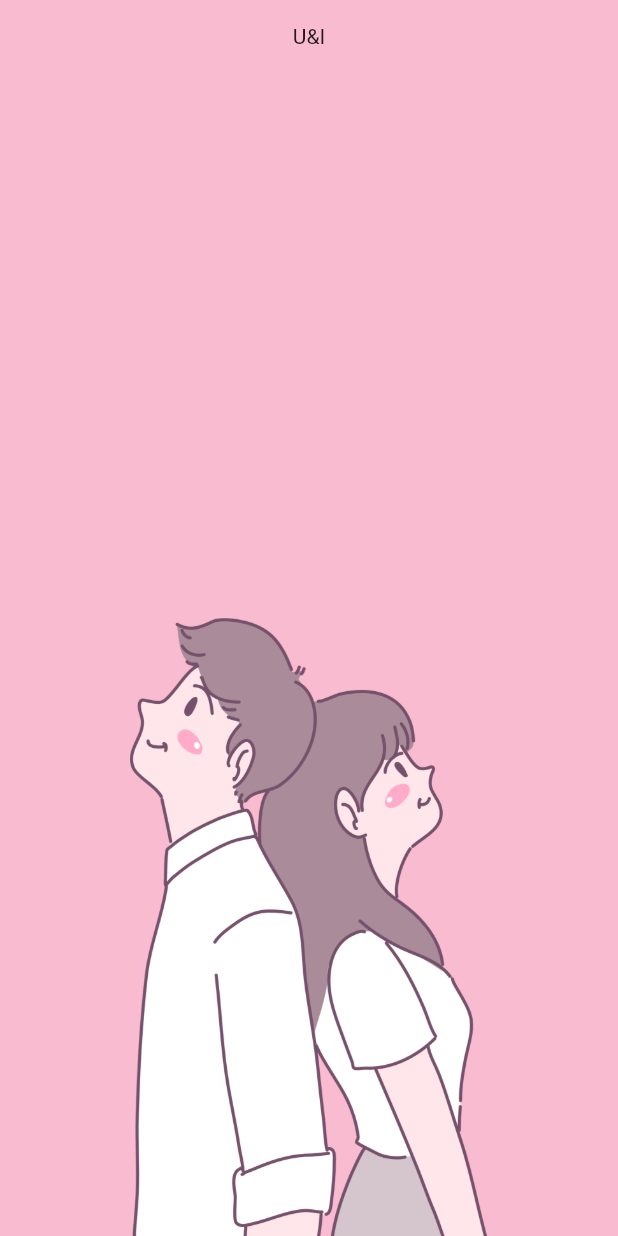
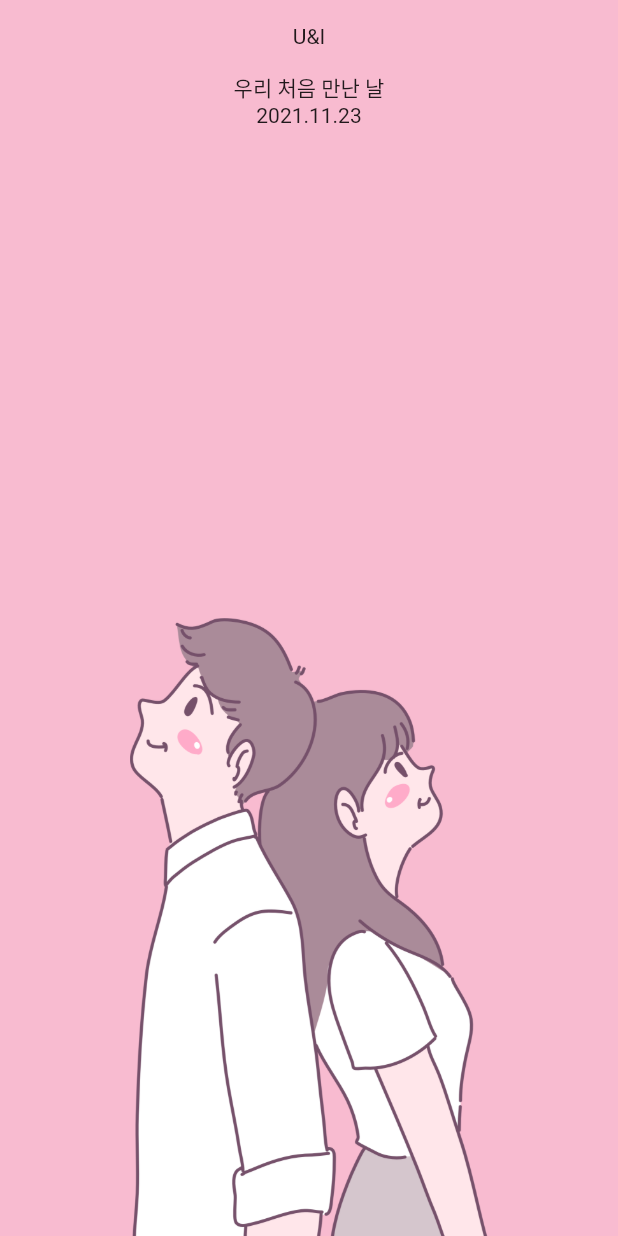
Before and after one commit to chihyeonwon/Loving_Day, a Flutter app: the screen it shows after launch, on a phone screen of 412 x 824 dp. Run offline on Flutter 3.47's test engine with Material 2 defaults, Android fonts, the light colour scheme and no system bars.

Commit message:
임시로 지정한 만난 날짜 텍스트 추가

```diff
--- a/lib/home_screen.dart
+++ b/lib/home_screen.dart
@@ -38,6 +38,15 @@ class _DDay extends StatelessWidget {
         ),
         Text(
           'U&I',
+        ),
+        const SizedBox(
+          height:16.0,
+        ),
+        Text(
+          '우리 처음 만난 날',
+        ),
+        Text( // 임시로 지정한 만난 날짜
+          '2021.11.23',
         )
       ]
     );
```
